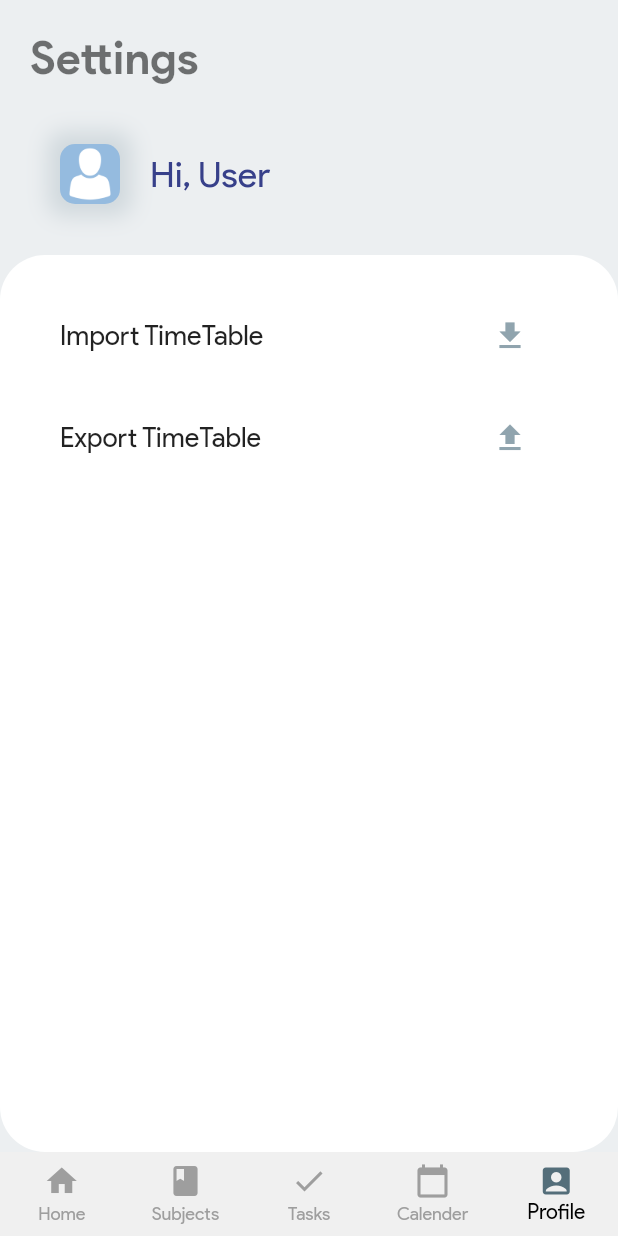
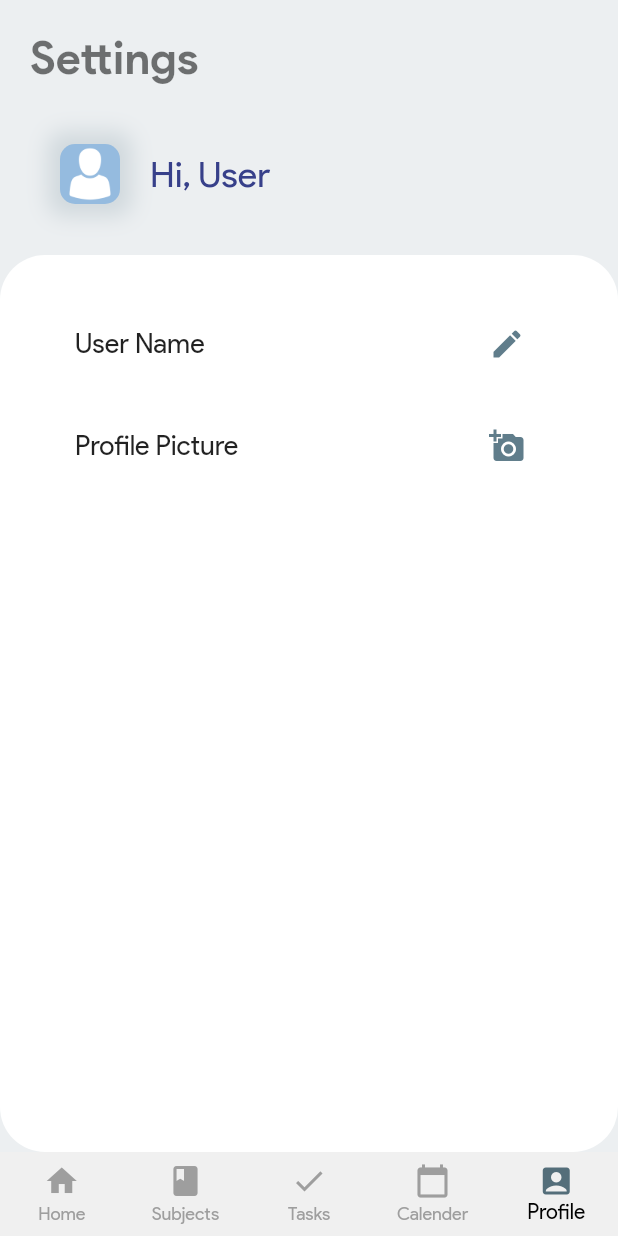
Before and after one commit to RoshanJose7/remind_me, a Flutter app: the MainApp screen opened directly, item 5 of the bottom bar chosen, on a phone screen of 412 x 824 dp. Run offline on Flutter 3.47's test engine with Material 2 defaults, Android fonts, the phone set to English and light mode, and no system bars; our stand-ins replace file_picker, flutter_datetime_picker, flutter_local_notifications, fluttertoast, liquid_swipe, shared_preferences and 1 more; accounts and stored records are empty.

Commit message:
Update: Profile Page Add: Update Name Add: Update Pic

```diff
--- a/lib/components/SubjectCard.dart
+++ b/lib/components/SubjectCard.dart
@@ -184,7 +184,7 @@ class SubjectCard extends StatelessWidget {
                           ? "No Class"
                           : "${Global.days[i]} class at ${timeSlots[i]!.split(":")[0]}:${timeSlots[i]!.split(":")[1]}",
                       toastLength: Toast.LENGTH_LONG,
-                      textColor: Colors.black87,
+                      textColor: Colors.white,
                       gravity: ToastGravity.SNACKBAR,
                       backgroundColor: Colors.red,
                     ),
--- a/lib/pages/ProfilePage.dart
+++ b/lib/pages/ProfilePage.dart
@@ -1,4 +1,5 @@
 import 'dart:io';
+import 'package:file_picker/file_picker.dart';
 import 'package:flutter/material.dart';
 import 'package:path_provider/path_provider.dart';
 import 'package:provider/provider.dart';
@@ -10,11 +11,119 @@ class ProfilePage extends StatefulWidget {
 }
 
 class _ProfilePageState extends State<ProfilePage> {
+  Future<String> get _localPath async {
+    final directory = await getApplicationDocumentsDirectory();
+    return directory.path;
+  }
+
   @override
   Widget build(BuildContext context) {
     final double height = MediaQuery.of(context).size.height;
     final double width = MediaQuery.of(context).size.width;
     final _mainStateProvider = Provider.of<MainState>(context);
+    String _name = _mainStateProvider.userName;
+
+    void getPic() async {
+      FilePickerResult? result = await FilePicker.platform.pickFiles();
+      if (result != null && result.files.isNotEmpty) {
+        File uploadfile = File(result.files.single.path!);
+        final _path = await _localPath;
+        File newFile =
+            await uploadfile.copy("$_path/${result.files.single.name}");
+        _mainStateProvider.updatePicPath(path: newFile.path);
+      }
+    }
+
+    _showEditNameDialog(context) {
+      showDialog(
+          context: context,
+          builder: (BuildContext context) {
+            return Dialog(
+              shape: RoundedRectangleBorder(
+                borderRadius: BorderRadius.circular(20.0),
+              ),
+              child: Container(
+                constraints: BoxConstraints(maxHeight: 150),
+                child: Padding(
+                  padding: const EdgeInsets.all(12.0),
+                  child: Form(
+                    child: Column(
+                      mainAxisAlignment: MainAxisAlignment.spaceEvenly,
+                      children: [
+                        Text("Edit User Name"),
+                        TextFormField(
+                          decoration: InputDecoration(
+                            labelText: "Your Name",
+                          ),
+                          initialValue: _name,
+                          onChanged: (val) => _name = val,
+                          validator: (val) {
+                            if (val!.isEmpty) return "Enter a Valid Name";
+                            return null;
+                          },
+                          onSaved: (name) => setState(() => _name = name!),
+                        ),
+                        TextButton(
+                          onPressed: () => setState(() {
+                            _mainStateProvider.updateUserName(name: _name);
+                            Navigator.of(context).pop();
+                          }),
+                          child: Text(
+                            "Save",
+                            style: TextStyle(fontSize: 18),
+                          ),
+                        ),
+                      ],
+                    ),
+                  ),
+                ),
+              ),
+            );
+          });
+    }
+
+    // _showEditPicDialog(context) {
+    //   showDialog(
+    //       context: context,
+    //       builder: (BuildContext context) {
+    //         return Dialog(
+    //           shape: RoundedRectangleBorder(
+    //             borderRadius: BorderRadius.circular(20.0),
+    //           ),
+    //           child: Container(
+    //             constraints: BoxConstraints(maxHeight: 150),
+    //             child: Padding(
+    //               padding: const EdgeInsets.all(12.0),
+    //               child: Form(
+    //                 child: Column(
+    //                   mainAxisAlignment: MainAxisAlignment.spaceEvenly,
+    //                   children: [
+    //                     Text("Edit Profile Pic"),
+    //                     IconButton(
+    //                       tooltip: "Select Pic",
+    //                       icon: Icon(
+    //                         Icons.add_a_photo,
+    //                         color: Colors.grey,
+    //                       ),
+    //                       onPressed: () => getPic(),
+    //                     ),
+    //                     TextButton(
+    //                       onPressed: () => setState(() {
+    //                         Navigator.of(context).pop();
+    //                       }),
+    //                       child: Text(
+    //                         "Save",
+    //                         style: TextStyle(fontSize: 18),
+    //                       ),
+    //                     ),
+    //                   ],
+    //                 ),
+    //               ),
+    //             ),
+    //           ),
+    //         );
+    //       });
+    // }
 
     return SafeArea(
       child: Stack(
@@ -72,7 +181,7 @@ class _ProfilePageState extends State<ProfilePage> {
                             ),
                           ),
                     Text(
-                      "Hi, ${_mainStateProvider.userName}",
+                      "Hi, $_name",
                       style: TextStyle(
                         color: Color(0xFF37408A),
                         fontSize: 24,
@@ -95,42 +204,24 @@ class _ProfilePageState extends State<ProfilePage> {
                 color: Colors.white,
                 borderRadius: BorderRadius.circular(30),
               ),
+              child: Padding(
+                padding:
+                    const EdgeInsets.symmetric(vertical: 5, horizontal: 10),
                 child: Column(
                   mainAxisAlignment: MainAxisAlignment.start,
                   children: [
                     Row(
                       mainAxisAlignment: MainAxisAlignment.spaceBetween,
                       children: [
-                      Container(
-                        width: 150,
-                        child: Text(
-                          "Import TimeTable",
-                          style: TextStyle(
-                            fontSize: 18,
+                        Text(
+                          "User Name",
+                          style: TextStyle(fontSize: 18),
                         ),
-                        ),
-                      ),
-                      TextButton(
-                        child: Icon(Icons.file_download),
-                        onPressed: () async {
-                          Directory _dir =
-                              await getApplicationDocumentsDirectory();
-                          final _snackBar = SnackBar(
-                            content:
-                                Text("Keep your file at the Downloads Folder"),
-                            action: SnackBarAction(
-                              label: "Upload to App",
-                              onPressed: () {
-                                File file = File(
-                                    "/storage/emulated/0/Downloads/shared_preferences.json");
-                                file.copy(_dir.path);
-                              },
-                            ),
-                          );
-                          ScaffoldMessenger.of(context).showSnackBar(_snackBar);
-                        },
-                        style: TextButton.styleFrom(
-                          primary: Colors.blueGrey[300],
+                        IconButton(
+                          onPressed: () => _showEditNameDialog(context),
+                          icon: Icon(
+                            Icons.edit,
+                            color: Colors.blueGrey,
                           ),
                         ),
                       ],
@@ -139,36 +230,91 @@ class _ProfilePageState extends State<ProfilePage> {
                     Row(
                       mainAxisAlignment: MainAxisAlignment.spaceBetween,
                       children: [
-                      Container(
-                        width: 150,
-                        child: Text(
-                          "Export TimeTable",
-                          style: TextStyle(
-                            fontSize: 18,
+                        Text(
+                          "Profile Picture",
+                          style: TextStyle(fontSize: 18),
                         ),
+                        IconButton(
+                          tooltip: "Select Pic",
+                          icon: Icon(
+                            Icons.add_a_photo,
+                            color: Colors.blueGrey,
                           ),
-                      ),
-                      TextButton(
-                        child: Icon(Icons.file_upload),
-                        onPressed: () async {
-                          Directory _dir =
-                              await getApplicationDocumentsDirectory();
-                          File file =
-                              File("${_dir.path}/shared_preferences.json");
-                          file.copy("/storage/emulated/0/Downloads/");
-                          final _snackBar = SnackBar(
-                            content:
-                                Text("Move your data file to Downloads filder"),
-                          );
-                          ScaffoldMessenger.of(context).showSnackBar(_snackBar);
-                        },
-                        style:
-                            TextButton.styleFrom(primary: Colors.blueGrey[300]),
+                          onPressed: () => getPic(),
                         ),
                       ],
                     ),
-                  const SizedBox(height: 20),
+                    // Row(
+                    //   mainAxisAlignment: MainAxisAlignment.spaceBetween,
+                    //   children: [
+                    //     Container(
+                    //       width: 150,
+                    //       child: Text(
+                    //         "Import TimeTable",
+                    //         style: TextStyle(
+                    //           fontSize: 18,
+                    //         ),
+                    //       ),
+                    //     ),
+                    //     TextButton(
+                    //       child: Icon(Icons.file_download),
+                    //       onPressed: () async {
+                    //         Directory _dir =
+                    //             await getApplicationDocumentsDirectory();
+                    //         final _snackBar = SnackBar(
+                    //           content:
+                    //               Text("Keep your file at the Downloads Folder"),
+                    //           action: SnackBarAction(
+                    //             label: "Upload to App",
+                    //             onPressed: () {
+                    //               File file = File(
+                    //                   "/storage/emulated/0/Downloads/shared_preferences.json");
+                    //               file.copy(_dir.path);
+                    //             },
+                    //           ),
+                    //         );
+                    //         ScaffoldMessenger.of(context).showSnackBar(_snackBar);
+                    //       },
+                    //       style: TextButton.styleFrom(
+                    //         primary: Colors.blueGrey[300],
+                    //       ),
+                    //     ),
+                    //   ],
+                    // ),
+                    // const SizedBox(height: 20),
+                    // Row(
+                    //   mainAxisAlignment: MainAxisAlignment.spaceBetween,
+                    //   children: [
+                    //     Container(
+                    //       width: 150,
+                    //       child: Text(
+                    //         "Export TimeTable",
+                    //         style: TextStyle(
+                    //           fontSize: 18,
+                    //         ),
+                    //       ),
+                    //     ),
+                    //     TextButton(
+                    //       child: Icon(Icons.file_upload),
+                    //       onPressed: () async {
+                    //         Directory _dir =
+                    //             await getApplicationDocumentsDirectory();
+                    //         File file =
+                    //             File("${_dir.path}/shared_preferences.json");
+                    //         file.copy("/storage/emulated/0/Downloads/");
+                    //         final _snackBar = SnackBar(
+                    //           content:
+                    //               Text("Move your data file to Downloads filder"),
+                    //         );
+                    //         ScaffoldMessenger.of(context).showSnackBar(_snackBar);
+                    //       },
+                    //       style:
+                    //           TextButton.styleFrom(primary: Colors.blueGrey[300]),
+                    //     ),
+                    //   ],
+                    // ),
                   ],
+                ),
               ),
             ),
           ),
--- a/pubspec.yaml
+++ b/pubspec.yaml
@@ -1,5 +1,5 @@
 name: remind_me
-description: A new Flutter project.
+description: A Flutter project to manage Student's College Life.
 publish_to: "none"
 version: 1.0.0+1
 
```
Also changed, not shown: pubspec.lock. Lines whose indentation alone changed are shown as unchanged.
